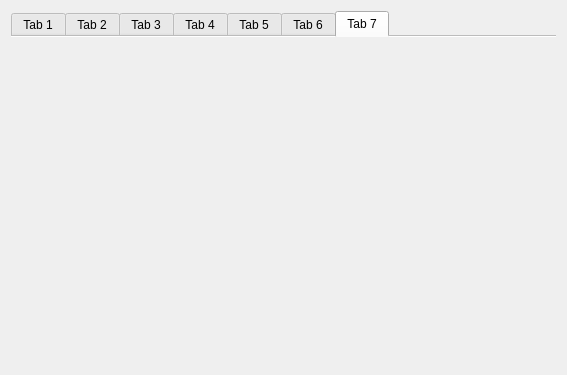
Old version of the form Aiot/mainwidget.ui in the repository KimMS-99/Qt.
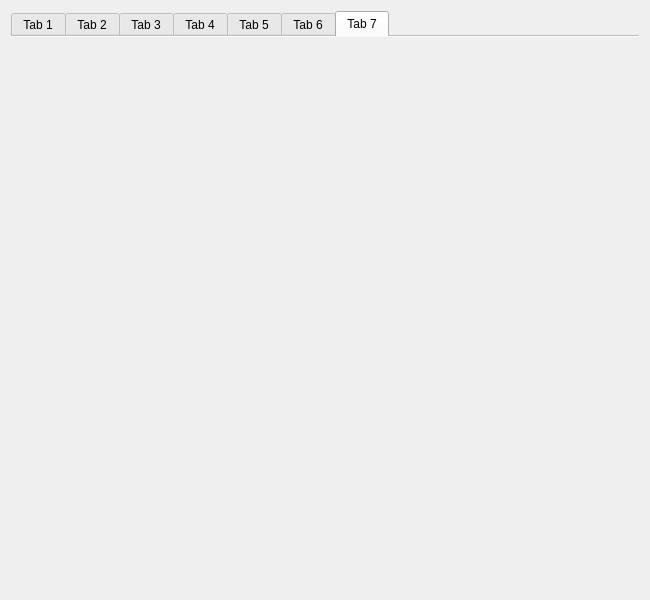
New version of the form.

```diff
--- a/Aiot/mainwidget.ui
+++ b/Aiot/mainwidget.ui
@@ -6,14 +6,14 @@
    <rect>
     <x>0</x>
     <y>0</y>
-    <width>567</width>
-    <height>375</height>
+    <width>650</width>
+    <height>600</height>
    </rect>
   </property>
   <property name="minimumSize">
    <size>
-    <width>350</width>
-    <height>350</height>
+    <width>650</width>
+    <height>600</height>
    </size>
   </property>
   <property name="windowTitle">
```
